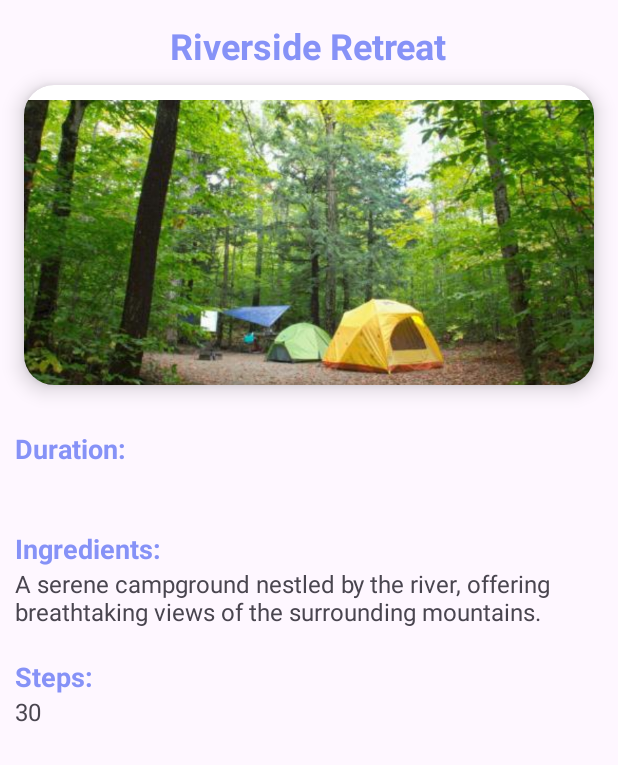
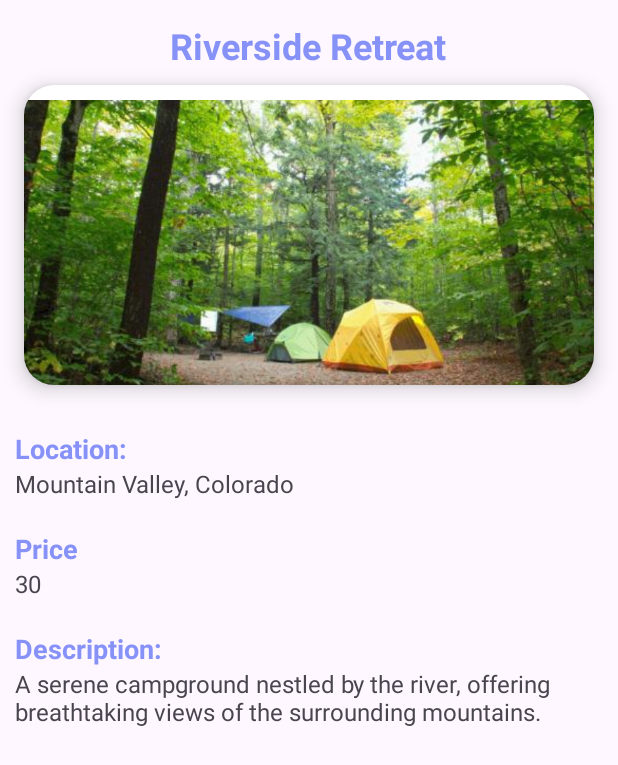
Before and after one commit to tomasossacardenas/AndroidCalculator, an Android app: the screen it shows after launch (DetailedActivity), after a tap on an icon or button, on a phone screen of 412 x 824 dp. Shown: the top 765 px of the screen. Run offline under Robolectric (Android 15) with nearby library versions, the phone set to English and light mode, and no system bars.

Commit message:
Campgrounds displaying, and create campground activity has been created, not implemented yet.

```diff
--- a/app/src/main/AndroidManifest.xml
+++ b/app/src/main/AndroidManifest.xml
@@ -12,6 +12,9 @@
         android:supportsRtl="true"
         android:theme="@style/Theme.Campgrounds"
         tools:targetApi="31">
+        <activity
+            android:name=".CreateCamp"
+            android:exported="false" />
         <activity
             android:name=".DetailedActivity"
             android:exported="false" />
--- /dev/null
+++ b/app/src/main/java/com/example/campgroundsAndroid/CreateCamp.java
@@ -0,0 +1,14 @@
+package com.example.campgroundsAndroid;
+
+import androidx.appcompat.app.AppCompatActivity;
+
+import android.os.Bundle;
+
+public class CreateCamp extends AppCompatActivity {
+
+    @Override
+    protected void onCreate(Bundle savedInstanceState) {
+        super.onCreate(savedInstanceState);
+        setContentView(R.layout.activity_create_camp);
+    }
+}
--- a/app/src/main/java/com/example/campgroundsAndroid/DetailedActivity.java
+++ b/app/src/main/java/com/example/campgroundsAndroid/DetailedActivity.java
@@ -19,16 +19,16 @@ public class DetailedActivity extends AppCompatActivity {
 
         Intent intent = this.getIntent();
         if (intent != null){
-            String name = intent.getStringExtra("name");
-            String time = intent.getStringExtra("time");
-            int ingredients = intent.getIntExtra("ingredients", R.string.campground1_description);
-            int desc = intent.getIntExtra("desc", R.string.campground1_price);
+            String title = intent.getStringExtra("title");
+            String description = intent.getStringExtra("description");
+            String location = intent.getStringExtra("location");
+            int price = intent.getIntExtra("price", R.string.campground1_price);
             int image = intent.getIntExtra("image", R.drawable.camp1);
 
-            binding.detailName.setText(name);
-            binding.detailTime.setText(time);
-            binding.detailDesc.setText(desc);
-            binding.detailIngredients.setText(ingredients);
+            binding.detailedTitle.setText(title);
+            binding.detailedLocation.setText(location);
+            binding.detailedPrice.setText(Integer.toString(price));
+            binding.detailedDescription.setText(description);
             binding.detailImage.setImageResource(image);
         }
     }
--- a/app/src/main/java/com/example/campgroundsAndroid/ListAdapter.java
+++ b/app/src/main/java/com/example/campgroundsAndroid/ListAdapter.java
@@ -23,7 +23,6 @@ public class ListAdapter extends ArrayAdapter<Campground> {
     @Override
     public View getView(int position, @Nullable View view, @NonNull ViewGroup parent) {
         Campground listData = getItem(position);
-        Log.e("MY-TAG", listData.toString());
         if (view == null){
             view = LayoutInflater.from(getContext()).inflate(R.layout.list_item, parent, false);
         }
@@ -34,7 +33,7 @@ public class ListAdapter extends ArrayAdapter<Campground> {
 
         listImage.setImageResource(listData.image);
         listName.setText(listData.title);
-        listTime.setText(String.valueOf(listData.price));
+        listTime.setText("$"+String.valueOf(listData.price));
 
         return view;
     }
--- a/app/src/main/java/com/example/campgroundsAndroid/MainActivity.java
+++ b/app/src/main/java/com/example/campgroundsAndroid/MainActivity.java
@@ -56,10 +56,10 @@ public class MainActivity extends AppCompatActivity {
                 Campground selectedCampground = campgroundsList.get(i);
                 Log.e("MY-TAG sel", selectedCampground.toString());
                 Intent intent = new Intent(MainActivity.this, DetailedActivity.class);
-                intent.putExtra("name", selectedCampground.title);
-                intent.putExtra("time", selectedCampground.price);
-                intent.putExtra("ingredients", selectedCampground.description);
+                intent.putExtra("title", selectedCampground.title);
                 intent.putExtra("price", selectedCampground.price);
+                intent.putExtra("description", selectedCampground.description);
+                intent.putExtra("location", selectedCampground.location);
                 intent.putExtra("image", selectedCampground.image);
                 startActivity(intent);
             }
--- /dev/null
+++ b/app/src/main/res/layout/activity_create_camp.xml
@@ -0,0 +1,9 @@
+<?xml version="1.0" encoding="utf-8"?>
+<androidx.constraintlayout.widget.ConstraintLayout xmlns:android="http://schemas.android.com/apk/res/android"
+    xmlns:app="http://schemas.android.com/apk/res-auto"
+    xmlns:tools="http://schemas.android.com/tools"
+    android:layout_width="match_parent"
+    android:layout_height="match_parent"
+    tools:context=".CreateCamp">
+
+</androidx.constraintlayout.widget.ConstraintLayout>
--- a/app/src/main/res/layout/activity_detailed.xml
+++ b/app/src/main/res/layout/activity_detailed.xml
@@ -11,7 +11,7 @@
     <TextView
         android:layout_width="wrap_content"
         android:layout_height="wrap_content"
-        android:id="@+id/detailName"
+        android:id="@+id/detailedTitle"
         android:layout_marginTop="14dp"
         android:text="Recipe Name"
         android:textSize="24sp"
@@ -42,12 +42,12 @@
     <TextView
         android:layout_width="wrap_content"
         android:layout_height="wrap_content"
-        android:text="Duration:"
-        android:textColor="@color/lavender"
-        android:textStyle="bold"
         android:layout_marginStart="10dp"
         android:layout_marginTop="30dp"
-        android:textSize="18sp"/>
+        android:text="Location:"
+        android:textColor="@color/lavender"
+        android:textSize="18sp"
+        android:textStyle="bold" />
 
     <TextView
         android:layout_width="match_parent"
@@ -55,17 +55,17 @@
         android:text="time"
         android:layout_marginStart="10dp"
         android:textSize="16sp"
-        android:id="@+id/detailTime"/>
+        android:id="@+id/detailedLocation"/>
 
     <TextView
         android:layout_width="wrap_content"
         android:layout_height="wrap_content"
-        android:text="Ingredients:"
-        android:textColor="@color/lavender"
-        android:textStyle="bold"
         android:layout_marginStart="10dp"
         android:layout_marginTop="20dp"
-        android:textSize="18sp"/>
+        android:text="Price"
+        android:textColor="@color/lavender"
+        android:textSize="18sp"
+        android:textStyle="bold" />
 
     <TextView
         android:layout_width="match_parent"
@@ -73,17 +73,17 @@
         android:text="@string/campground1_title"
         android:layout_marginStart="10dp"
         android:textSize="16sp"
-        android:id="@+id/detailIngredients"/>
+        android:id="@+id/detailedPrice"/>
 
     <TextView
         android:layout_width="wrap_content"
         android:layout_height="wrap_content"
-        android:text="Steps:"
-        android:textColor="@color/lavender"
-        android:textStyle="bold"
         android:layout_marginStart="10dp"
         android:layout_marginTop="20dp"
-        android:textSize="18sp"/>
+        android:text="Description:"
+        android:textColor="@color/lavender"
+        android:textSize="18sp"
+        android:textStyle="bold" />
 
     <TextView
         android:layout_width="match_parent"
@@ -91,6 +91,6 @@
         android:text="@string/campground1_description"
         android:layout_marginStart="10dp"
         android:textSize="16sp"
-        android:id="@+id/detailDesc"/>
+        android:id="@+id/detailedDescription"/>
 
 </LinearLayout>
```
